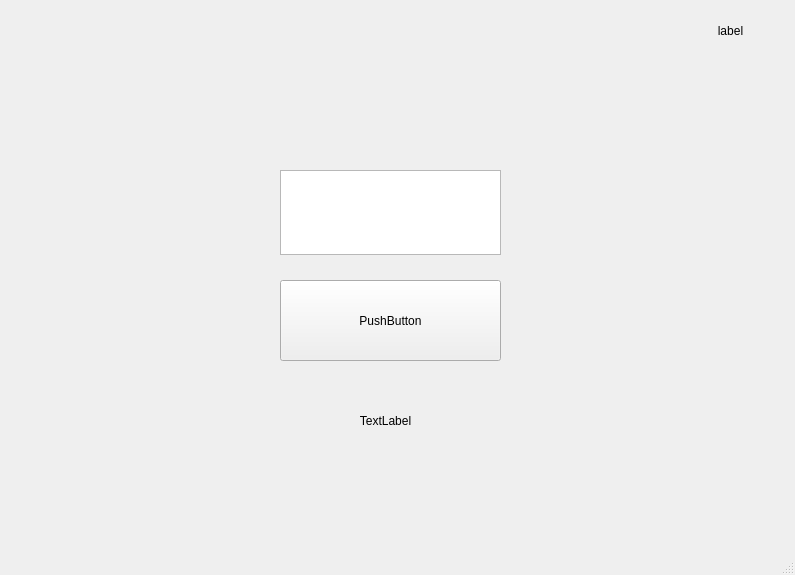
First picture: the form in mainwindow.ui, repository Tsytsarovar/RSTime, before the edit.
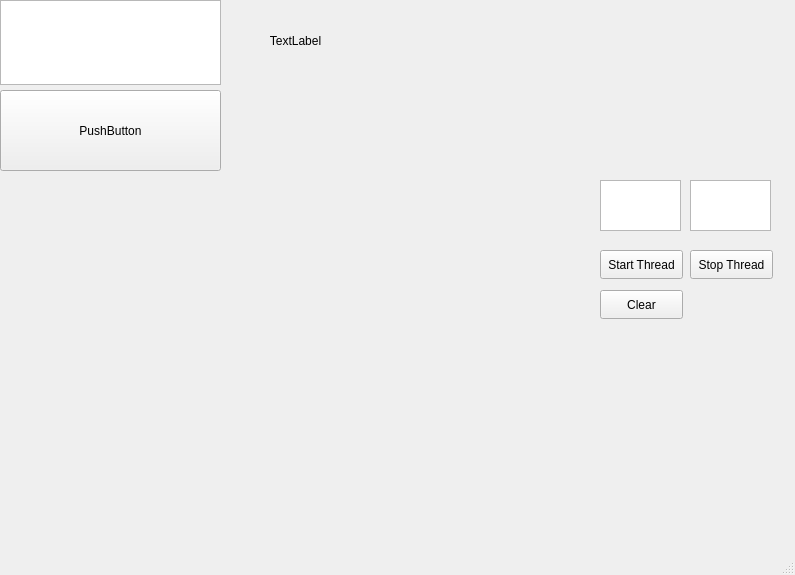
Second picture: the form after the edit. Custom widgets are drawn as their Qt base class.

The edit to the form file:
```diff
--- a/mainwindow.ui
+++ b/mainwindow.ui
@@ -14,33 +14,11 @@
    <string>MainWindow</string>
   </property>
   <widget class="QWidget" name="centralwidget">
-   <widget class="QLabel" name="label">
-    <property name="geometry">
-     <rect>
-      <x>670</x>
-      <y>0</y>
-      <width>121</width>
-      <height>61</height>
-     </rect>
-    </property>
-    <property name="midLineWidth">
-     <number>0</number>
-    </property>
-    <property name="text">
-     <string>label</string>
-    </property>
-    <property name="alignment">
-     <set>Qt::AlignCenter</set>
-    </property>
-    <property name="openExternalLinks">
-     <bool>false</bool>
-    </property>
-   </widget>
    <widget class="QPushButton" name="pushButton">
     <property name="geometry">
      <rect>
-      <x>280</x>
-      <y>280</y>
+      <x>0</x>
+      <y>90</y>
       <width>221</width>
       <height>81</height>
      </rect>
@@ -55,8 +33,8 @@
    <widget class="QTextEdit" name="textEdit">
     <property name="geometry">
      <rect>
-      <x>280</x>
-      <y>170</y>
+      <x>0</x>
+      <y>0</y>
       <width>221</width>
       <height>85</height>
      </rect>
@@ -65,8 +43,8 @@
    <widget class="QLabel" name="label_2">
     <property name="geometry">
      <rect>
-      <x>310</x>
-      <y>390</y>
+      <x>220</x>
+      <y>10</y>
       <width>151</width>
       <height>61</height>
      </rect>
@@ -78,6 +56,81 @@
      <set>Qt::AlignCenter</set>
     </property>
    </widget>
+   <widget class="QTextEdit" name="textEdit_2">
+    <property name="geometry">
+     <rect>
+      <x>600</x>
+      <y>180</y>
+      <width>81</width>
+      <height>51</height>
+     </rect>
+    </property>
+    <property name="readOnly">
+     <bool>true</bool>
+    </property>
+   </widget>
+   <widget class="QPushButton" name="startThreadButton">
+    <property name="geometry">
+     <rect>
+      <x>600</x>
+      <y>250</y>
+      <width>83</width>
+      <height>29</height>
+     </rect>
+    </property>
+    <property name="text">
+     <string>Start Thread</string>
+    </property>
+   </widget>
+   <widget class="QPushButton" name="clearButton">
+    <property name="geometry">
+     <rect>
+      <x>600</x>
+      <y>290</y>
+      <width>83</width>
+      <height>29</height>
+     </rect>
+    </property>
+    <property name="text">
+     <string>Clear</string>
+    </property>
+   </widget>
+   <widget class="QPushButton" name="stopThreadButton">
+    <property name="geometry">
+     <rect>
+      <x>690</x>
+      <y>250</y>
+      <width>83</width>
+      <height>29</height>
+     </rect>
+    </property>
+    <property name="text">
+     <string>Stop Thread</string>
+    </property>
+   </widget>
+   <widget class="QTextEdit" name="textEdit_3">
+    <property name="geometry">
+     <rect>
+      <x>690</x>
+      <y>180</y>
+      <width>81</width>
+      <height>51</height>
+     </rect>
+    </property>
+    <property name="readOnly">
+     <bool>true</bool>
+    </property>
+   </widget>
+   <widget class="QCustomPlot" name="widget" native="true">
+    <property name="geometry">
+     <rect>
+      <x>20</x>
+      <y>190</y>
+      <width>561</width>
+      <height>321</height>
+     </rect>
+    </property>
+   </widget>
   </widget>
   <widget class="QMenuBar" name="menubar">
    <property name="geometry">
@@ -91,6 +144,14 @@
   </widget>
   <widget class="QStatusBar" name="statusbar"/>
  </widget>
+ <customwidgets>
+  <customwidget>
+   <class>QCustomPlot</class>
+   <extends>QWidget</extends>
+   <header>qcustomplot.h</header>
+   <container>1</container>
+  </customwidget>
+ </customwidgets>
  <resources/>
  <connections/>
 </ui>
```
